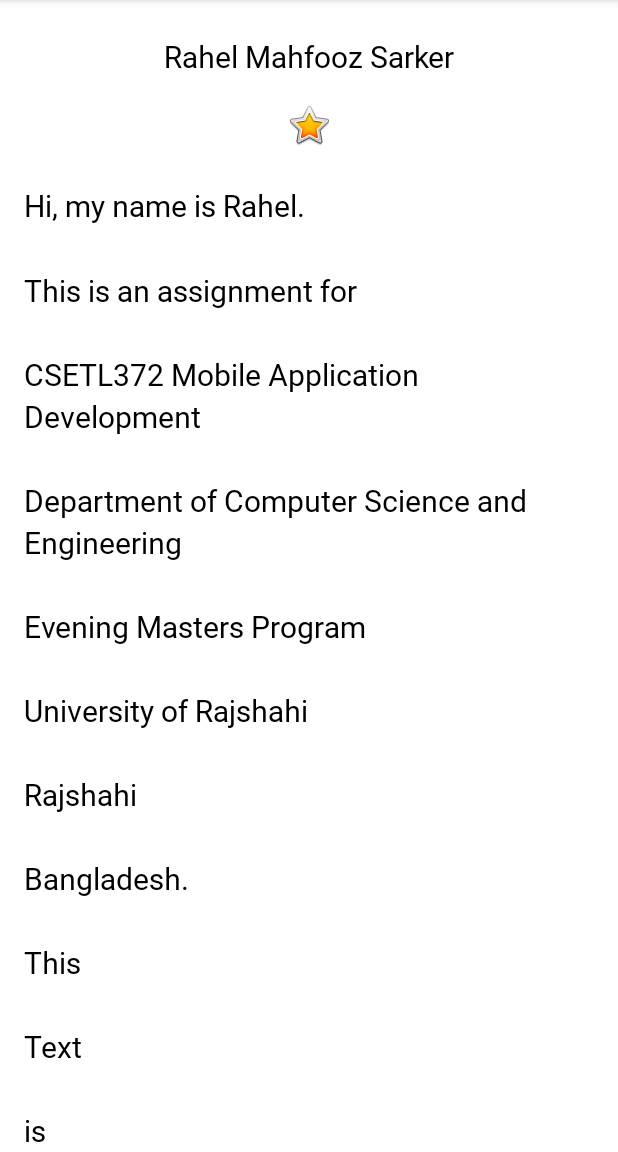
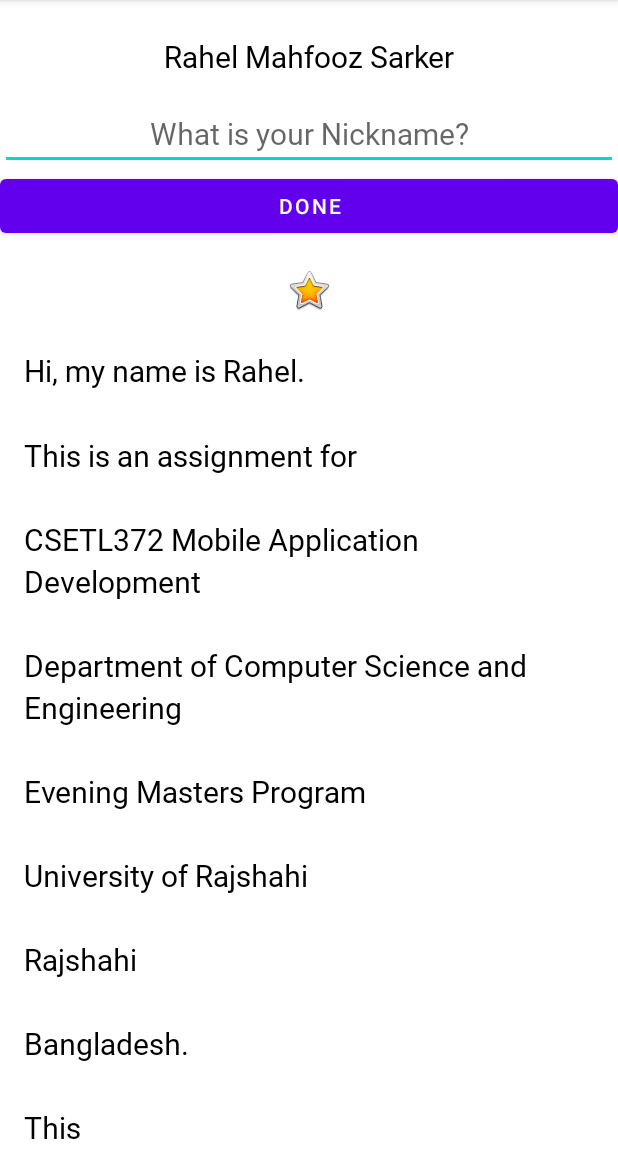
Before and after one commit to rahelsarker/DiceRoller, an Android app: the screen it shows after launch (MainActivity), on a phone screen of 412 x 824 dp, the part 84-1236 px from its top. Run offline under Robolectric (Android 15) with nearby library versions, the phone set to English and light mode, and no system bars; Roboto replaces fonts that are not available here.

Commit message:
Added EditText, Done Button, ClickHandler

```diff
--- a/app/src/main/res/layout/activity_main.xml
+++ b/app/src/main/res/layout/activity_main.xml
@@ -13,6 +13,30 @@
         android:layout_height="wrap_content"
         android:text="@string/name"
         android:textAlignment="center" />
+
+    <EditText
+        android:id="@+id/nickname_edit"
+        style="@style/NameStyle"
+        android:layout_width="match_parent"
+        android:layout_height="wrap_content"
+        android:ems="10"
+        android:hint="@string/what_is_your_nickname"
+        android:inputType="textPersonName"
+        android:textAlignment="center" />
+
+    <Button
+        android:id="@+id/done_button"
+        android:layout_width="match_parent"
+        android:layout_height="wrap_content"
+        android:text="@string/done" />
+
+    <TextView
+        android:id="@+id/nickname_text"
+        style="@style/NameStyle"
+        android:layout_width="match_parent"
+        android:layout_height="wrap_content"
+        android:textAlignment="center"
+        android:visibility="gone" />
 
     <ImageView
         android:id="@+id/star_image"
--- a/app/src/main/res/values/strings.xml
+++ b/app/src/main/res/values/strings.xml
@@ -15,4 +15,6 @@
         \n\nis
         \n\nScrollable.
     </string>
+    <string name="what_is_your_nickname">What is your Nickname?</string>
+    <string name="done">Done</string>
 </resources>
```
Also changed, not shown: app/src/main/java/com/example/diceroller/MainActivity.kt (+25 -0 lines).
